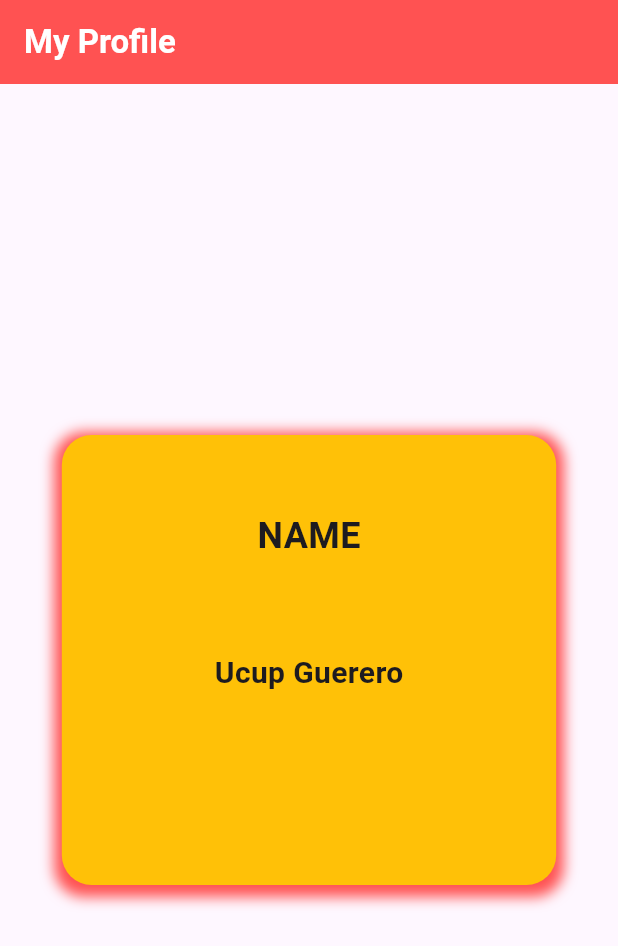
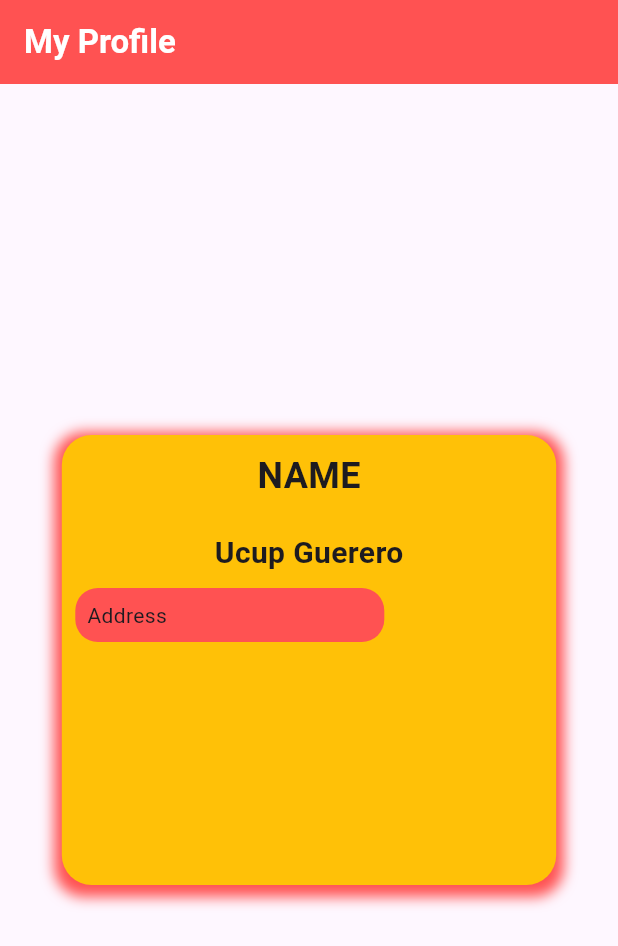
Before and after one commit to AqilAlt/flutter_profile_card, a Flutter app: the screen it shows after launch, on a phone screen of 412 x 824 dp. Shown: the top 946 px of the screen. Run offline on Flutter 3.47's test engine with Material 3 defaults, Android fonts, the phone set to English and light mode, and no system bars.

Commit message:
Belajar Decoration Conatainer

```diff
--- a/lib/profile.dart
+++ b/lib/profile.dart
@@ -35,7 +35,7 @@ class ProfileCard extends StatelessWidget {
               child: Column(
                 children: [
                   Padding(
-                    padding: const EdgeInsets.symmetric(horizontal: 20, vertical: 50),
+                    padding: const EdgeInsets.symmetric(horizontal: 5, vertical: 10),
                     /**
                      * Belajar Container, Pedding, Sizebox
                      *
@@ -54,7 +54,29 @@ class ProfileCard extends StatelessWidget {
                   SizedBox(height: 10),
                   Text(
                     'Ucup Guerero',
-                    style: TextStyle(fontSize: 20, fontWeight: FontWeight.bold),
+                    style: TextStyle(
+                      fontSize: 20,
+                      fontWeight: FontWeight.bold),
+                  ),
+                  Row(
+                    children: <Widget>[
+                      Padding(
+                        padding: const EdgeInsets.all(9.0),
+                        child: Column(
+                          children: <Widget>[
+                            Container(
+                              width: MediaQuery.of(context).size.width * 0.5,
+                              decoration: BoxDecoration(color: Colors.redAccent, borderRadius: BorderRadius.circular(15,)),
+                              child: Padding(
+                                padding: const EdgeInsets.all(8.0),
+                                child: Text('Address'),
+                              ),
+                          )
+                          ],
+                        ),
+                      ),
+                      Column(),
+                    ],
                   ),
                 ],
               ),
```
